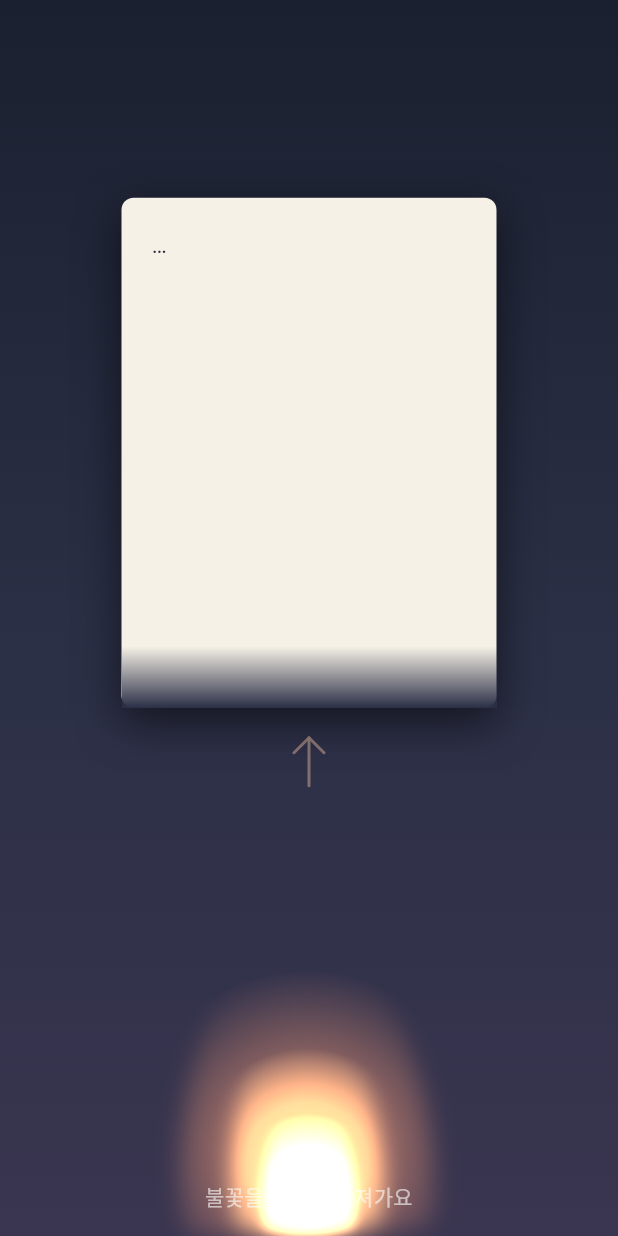
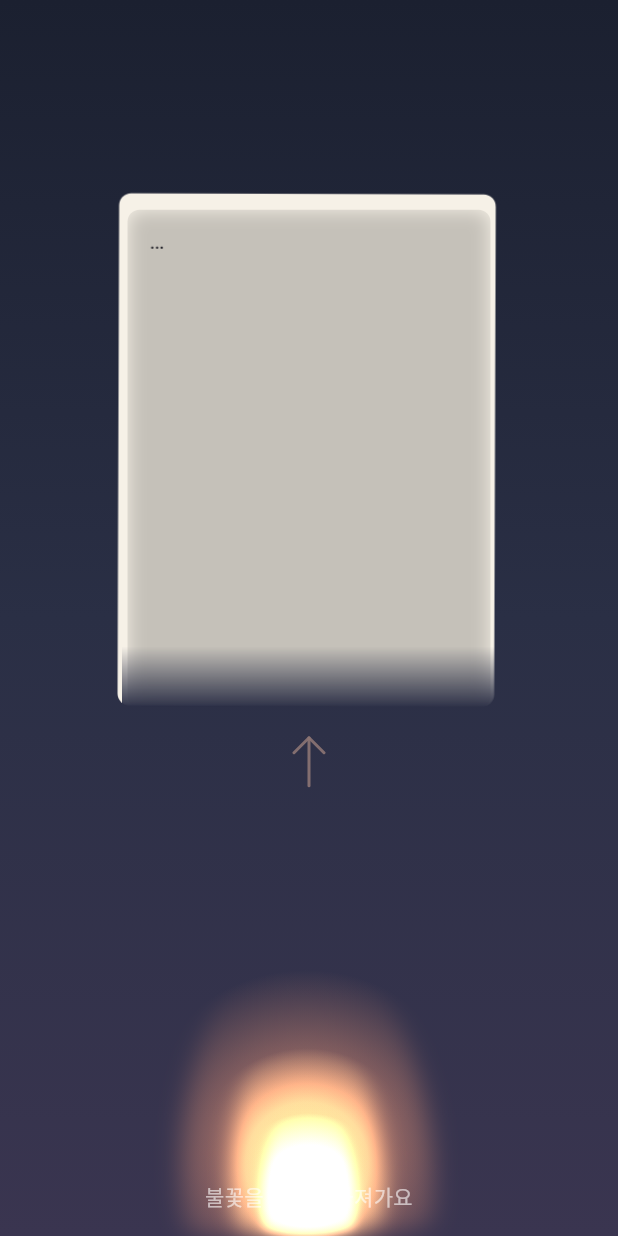
Before and after one commit to todaktodakhaejo/product-development, a Flutter app: the BurnRitualScreen screen opened directly, on a phone screen of 412 x 824 dp. Run offline on Flutter 3.47's test engine with Material 3 defaults, Android fonts, the phone set to English and light mode, and no system bars; our stand-ins replace sensors_plus, shared_preferences; accounts and stored records are empty.

Commit message:
feat(p3): 종이 흩날림(전 의식) + 태우기 종이 잔상 완전 제거
요청 1 — 태우기 종이 사각형 잔상 제거:
  원인은 PaperCard의 drop boxShadow(black54, blur24)가 ShaderMask 밖으로
  번져 종이가 다 타도 어두운 사각형 후광/프레임이 남던 것. PaperCard에
  shadow 파라미터(기본 true) 추가, _BurningPaper는 shadow:false로 렌더해
  바깥 헤일로 제거. 점화 전 깊이감은 마스크 안쪽 inner shadow로 대체(연소
  시 함께 소멸). burn=1·done에서 종이 흔적 0.

요청 2 — 모든 해소 의식에서 종이 흩날림:
  PaperCard를 Stateful로 전환, bounded AnimationController repeat로 서로 다른
  주기의 sin 합성(회전 ±1.2°/translateY ±4px/translateX ±3px/미세 scale)으로
  은은한 공중 부유. paint-only Transform이라 레이아웃·히트테스트 불변 →
  파쇄기 드래그·보석함 스케일·종이비행기 접기·태우기 마스크 좌표 회귀 0.
  float 파라미터(기본 true) → shredder/paper_plane/jewelry_box 코드 미수정으로
  자동 적용. 태우기는 float:!burning(점화 전 흩날림, 연소 시 tremble로 전환).

미수정: complete_screen/haptics/theme/background/다른 의식 화면.
검증: flutter analyze 무경고, 마운트 무크래시(예외0), idle 2프레임 비교로
흩날림 동작 확인. 잔상 완성 장면은 실기기 확인.

Co-Authored-By: Claude Opus 4.8 (1M context) <noreply@anthropic.com>

```diff
--- a/lib/features/ritual/rituals/burn_ritual_screen.dart
+++ b/lib/features/ritual/rituals/burn_ritual_screen.dart
@@ -640,7 +640,43 @@ class _BurningPaper extends StatelessWidget {
       },
       child: Stack(
         children: [
-          PaperCard(text: text, width: size.width, height: size.height),
+          // ⚠️ shadow:false — PaperCard의 boxShadow(black54, blur24)는 종이 영역
+          // 밖으로 번지므로 ShaderMask가 잡지 못해 종이가 다 타도 어두운 사각형
+          // 후광/프레임으로 남는다. 그림자를 끄고(잔상 0), 점화 전 깊이감은
+          // 아래 _idleDepth(마스크 안쪽 inner shadow)로 대체한다.
+          // float: 점화 전(idle/igniting)엔 다른 의식처럼 흩날림, 연소 시작하면
+          // _BurningPaper 자체 tremble이 주가 되도록 끔(중복·과함 방지).
+          PaperCard(
+            text: text,
+            width: size.width,
+            height: size.height,
+            shadow: false,
+            float: !burning,
+          ),
+          // 점화 전(idle/igniting) 은은한 깊이감: 마스크 안쪽 요소라 종이와 함께
+          // 깔끔히 사라진다. 연소 시작과 함께 burn에 비례해 fade-out.
+          Positioned.fill(
+            child: IgnorePointer(
+              child: AnimatedOpacity(
+                duration: const Duration(milliseconds: 300),
+                opacity: burning ? 0.0 : 1.0,
+                child: Container(
+                  decoration: BoxDecoration(
+                    borderRadius: BorderRadius.circular(8),
+                    boxShadow: const [
+                      BoxShadow(
+                        color: Color(0x33000000),
+                        blurRadius: 10,
+                        offset: Offset(0, 4),
+                        spreadRadius: -4,
+                        blurStyle: BlurStyle.inner,
+                      ),
+                    ],
+                  ),
+                ),
+              ),
+            ),
+          ),
           // 하단 탄자국: 따뜻한 갈탄(어둡지 않게), 연소선 근처만.
           Positioned.fill(
             child: DecoratedBox(
--- a/lib/features/ritual/widgets/paper_card.dart
+++ b/lib/features/ritual/widgets/paper_card.dart
@@ -1,33 +1,144 @@
+import 'dart:math' as math;
+
 import 'package:flutter/material.dart';
 
 import '../../../theme/app_theme.dart';
 
 /// 작성한 감정 글이 적힌 종이. 의식 연출의 대상 오브제.
-class PaperCard extends StatelessWidget {
-  const PaperCard({super.key, required this.text, this.width, this.height});
+///
+/// 모든 의식(태우기/파쇄/종이비행기/보석함)에서 공유한다. 종이는 항상 미세하게
+/// 공중에 떠다니는 floating sway(은은한 회전·이동·호흡)를 가진다 — 명상 톤.
+///
+/// ⚠️ 흩날림은 **paint-only Transform** 으로만 적용한다. 레이아웃 크기·히트테스트
+/// 영역(GestureDetector 좌표, _feed 거리 판정, _paperRect 마스크 위치, 스케일/접기
+/// 계산)에는 일절 영향을 주지 않는다 — 시각 효과일 뿐 의식 로직 좌표는 불변.
+class PaperCard extends StatefulWidget {
+  const PaperCard({
+    super.key,
+    required this.text,
+    this.width,
+    this.height,
+    this.shadow = true,
+    this.float = true,
+  });
 
   final String text;
   final double? width;
   final double? height;
 
+  /// 종이 그림자(claymorphism 깊이). 기본 true(현행 유지).
+  /// 태우기는 연소 중/완료에 그림자가 마스크 밖 사각형 잔상으로 남으므로
+  /// `_BurningPaper`가 false로 렌더한다.
+  final bool shadow;
+
+  /// 공중 부유 floating sway on/off. 기본 true(모든 의식 자동 적용).
+  /// 태우기 연소 중에는 자체 tremble이 주가 되므로 `_BurningPaper`가 false로
+  /// 끈다(중복·과함 방지). idle/igniting·다른 의식에선 유지.
+  final bool float;
+
   @override
-  Widget build(BuildContext context) {
+  State<PaperCard> createState() => _PaperCardState();
+}
+
+class _PaperCardState extends State<PaperCard>
+    with SingleTickerProviderStateMixin {
+  // 흩날림 clock. bounded 컨트롤러를 긴 주기로 repeat 시켜 0→1 위상으로 쓴다.
+  // ⚠️ AnimationController.unbounded()..repeat() 금지(_initialT>=0.0 크래시).
+  // 충분히 긴 주기(30s)로 두고 sin 위상을 누적 시간으로 직접 계산한다.
+  static const Duration _kPeriod = Duration(seconds: 30);
+  late final AnimationController _ctrl;
+
+  // 서로 다른 주기의 sin 합성으로 자연스러운 부유감(과하지 않게).
+  static const double _rotAmp = 1.2 * math.pi / 180; // ±1.2°
+  static const double _rotPeriod = 4.0; // s
+  static const double _dyAmp = 4.0; // px
+  static const double _dyPeriod = 3.3; // s
+  static const double _dxAmp = 3.0; // px
+  static const double _dxPeriod = 5.0; // s
+  static const double _scaleAmp = 0.01; // 1.0 ± 0.01 호흡
+  static const double _scalePeriod = 6.0; // s
+
+  @override
+  void initState() {
+    super.initState();
+    _ctrl = AnimationController(vsync: this, duration: _kPeriod);
+    if (widget.float) _ctrl.repeat();
+  }
+
+  @override
+  void didUpdateWidget(covariant PaperCard old) {
+    super.didUpdateWidget(old);
+    // 연소 진입 등으로 float이 꺼지면 sway 정지(태우기 tremble과 충돌 방지),
+    // 다시 켜지면 재개. 누수 없이 같은 컨트롤러를 재사용.
+    if (widget.float && !_ctrl.isAnimating) {
+      _ctrl.repeat();
+    } else if (!widget.float && _ctrl.isAnimating) {
+      _ctrl.stop();
+    }
+  }
+
+  @override
+  void dispose() {
+    _ctrl.dispose();
+    super.dispose();
+  }
+
+  Widget _buildPaper() {
     return Container(
-      width: width,
-      height: height,
+      width: widget.width,
+      height: widget.height,
       padding: const EdgeInsets.all(20),
       decoration: BoxDecoration(
         color: AppColors.paper,
         borderRadius: BorderRadius.circular(8),
-        boxShadow: const [
-          BoxShadow(color: Colors.black54, blurRadius: 24, offset: Offset(0, 10)),
-        ],
+        boxShadow: widget.shadow
+            ? const [
+                BoxShadow(
+                  color: Colors.black54,
+                  blurRadius: 24,
+                  offset: Offset(0, 10),
+                ),
+              ]
+            : null,
       ),
       child: Text(
-        text.isEmpty ? '…' : text,
+        widget.text.isEmpty ? '…' : widget.text,
         style: const TextStyle(color: AppColors.ink, fontSize: 15, height: 1.6),
         overflow: TextOverflow.fade,
       ),
     );
   }
+
+  @override
+  Widget build(BuildContext context) {
+    final paper = _buildPaper();
+    if (!widget.float) return paper;
+
+    // floating sway: 누적 초(period * value)로 서로 다른 주기의 sin 합성.
+    // 모두 paint-only Transform — 레이아웃/히트테스트 불변.
+    return AnimatedBuilder(
+      animation: _ctrl,
+      child: paper,
+      builder: (context, child) {
+        final tSec = _ctrl.value * _kPeriod.inSeconds;
+        final rot = _rotAmp * math.sin(tSec / _rotPeriod * 2 * math.pi);
+        final dx = _dxAmp * math.sin(tSec / _dxPeriod * 2 * math.pi + 1.3);
+        final dy = _dyAmp * math.sin(tSec / _dyPeriod * 2 * math.pi);
+        final scale =
+            1.0 + _scaleAmp * math.sin(tSec / _scalePeriod * 2 * math.pi + 0.7);
+
+        final m = Matrix4.identity()
+          ..translateByDouble(dx, dy, 0, 1)
+          ..rotateZ(rot)
+          ..scaleByDouble(scale, scale, 1, 1);
+        // origin 중앙 기준 회전/스케일이 보기 좋도록 Transform.alignment 사용.
+        return Transform(
+          transform: m,
+          alignment: Alignment.center,
+          filterQuality: FilterQuality.low,
+          child: child,
+        );
+      },
+    );
+  }
 }
```
